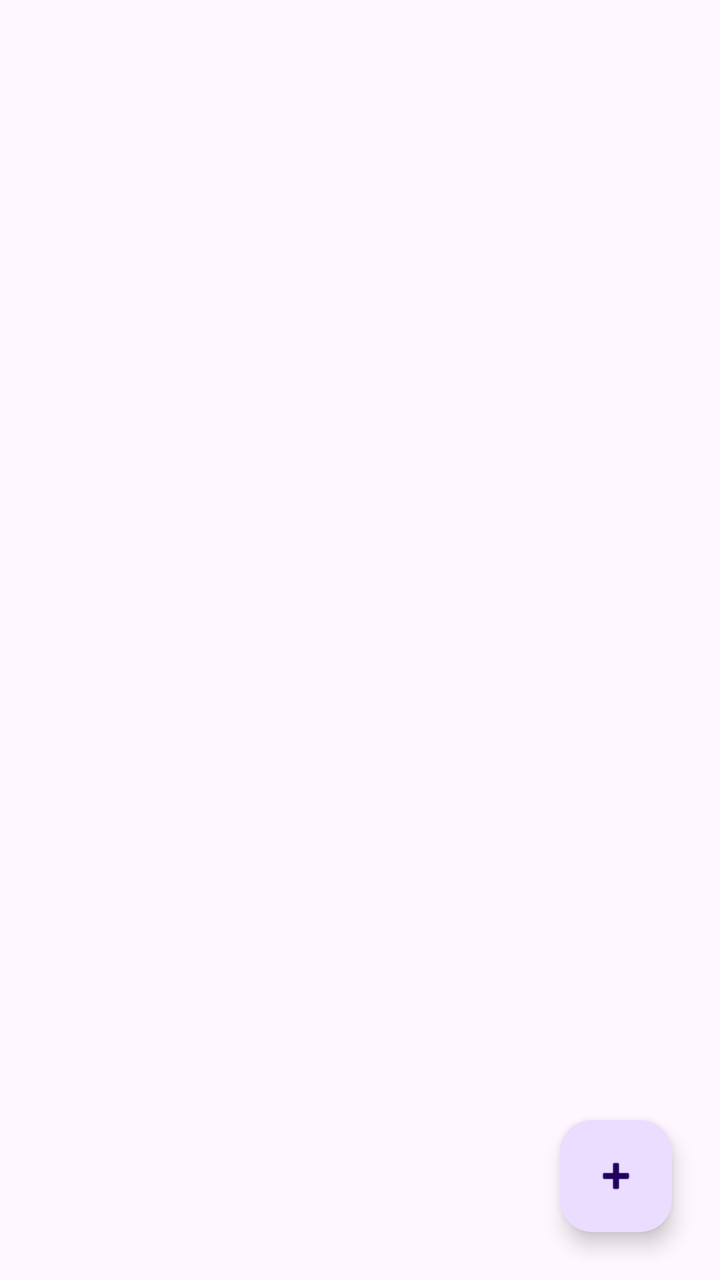
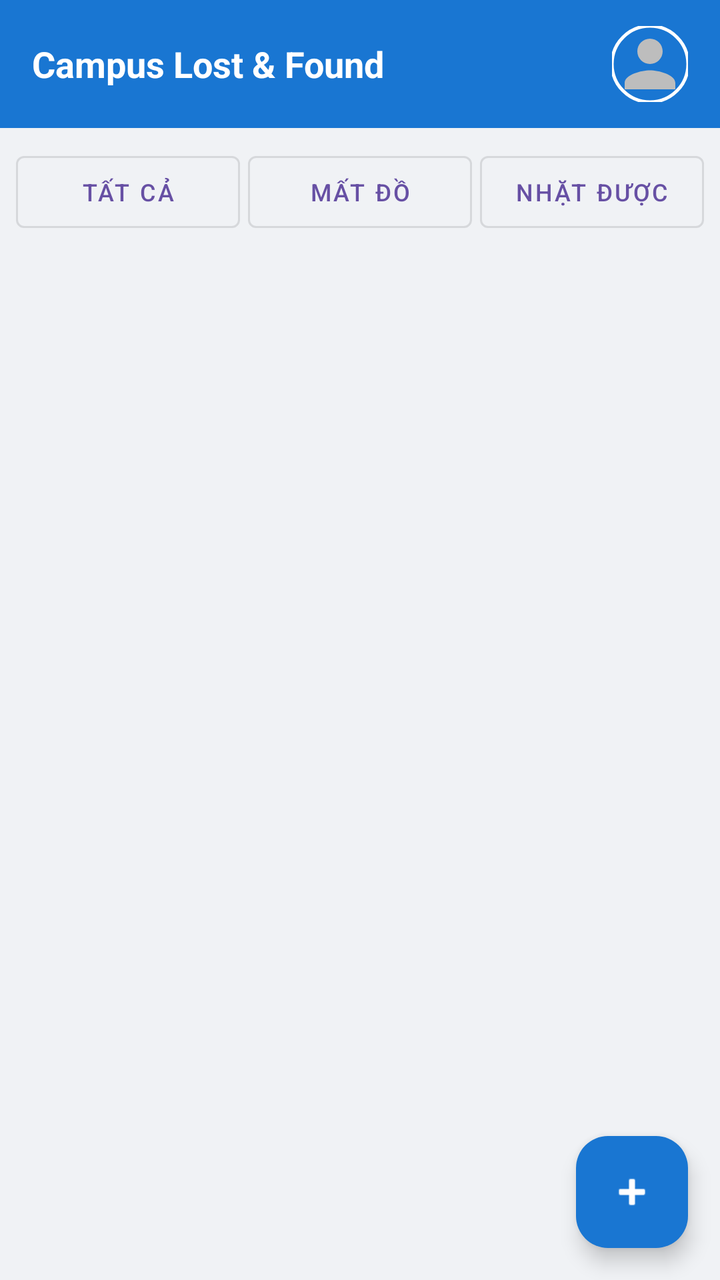

Before-and-after screenshots of an Android layout around one commit, followed by the original layout XML and the change that was made.
<!-- AndroidManifest.xml: application theme Theme.AndroiCuoiKy -->
<!-- res/layout/activity_main.xml -->
<?xml version="1.0" encoding="utf-8"?>
<androidx.coordinatorlayout.widget.CoordinatorLayout
    xmlns:android="http://schemas.android.com/apk/res/android"
    xmlns:app="http://schemas.android.com/apk/res-auto"
    android:layout_width="match_parent"
    android:layout_height="match_parent">

    <androidx.recyclerview.widget.RecyclerView
        android:id="@+id/rvPosts"
        android:layout_width="match_parent"
        android:layout_height="match_parent"
        android:paddingVertical="8dp"
        android:clipToPadding="false" />

    <com.google.android.material.floatingactionbutton.FloatingActionButton
        android:id="@+id/fabAddPost"
        android:layout_width="wrap_content"
        android:layout_height="wrap_content"
        android:layout_gravity="bottom|end"
        android:layout_margin="24dp"
        android:contentDescription="Thêm tin mới"
        app:srcCompat="@android:drawable/ic_input_add" />

</androidx.coordinatorlayout.widget.CoordinatorLayout>
<!-- resources referenced by this layout -->
<resources>
  <style name="Theme.AndroiCuoiKy" parent="Base.Theme.AndroiCuoiKy" />
  <style name="Base.Theme.AndroiCuoiKy" parent="Theme.Material3.DayNight.NoActionBar">
          
          
      </style>
</resources>

<!-- the commit's change to res/layout/activity_main.xml (unified diff, before → after) -->
@@ -1,24 +1,119 @@
 <?xml version="1.0" encoding="utf-8"?>
-<androidx.coordinatorlayout.widget.CoordinatorLayout
-    xmlns:android="http://schemas.android.com/apk/res/android"
+<androidx.coordinatorlayout.widget.CoordinatorLayout xmlns:android="http://schemas.android.com/apk/res/android"
     xmlns:app="http://schemas.android.com/apk/res-auto"
     android:layout_width="match_parent"
-    android:layout_height="match_parent">
+    android:layout_height="match_parent"
+    android:background="#F0F2F5">
 
-    <androidx.recyclerview.widget.RecyclerView
-        android:id="@+id/rvPosts"
+    <LinearLayout
         android:layout_width="match_parent"
         android:layout_height="match_parent"
-        android:paddingVertical="8dp"
-        android:clipToPadding="false" />
+        android:orientation="vertical">
 
+        
+        <androidx.appcompat.widget.Toolbar
+            android:id="@+id/toolbar"
+            android:layout_width="match_parent"
+            android:layout_height="?attr/actionBarSize"
+            android:background="#1976D2"
+            app:contentInsetStart="16dp"
+            app:contentInsetEnd="16dp">
+
+            <RelativeLayout
+                android:layout_width="match_parent"
+                android:layout_height="match_parent">
+
+                <TextView
+                    android:layout_width="wrap_content"
+                    android:layout_height="wrap_content"
+                    android:layout_centerVertical="true"
+                    android:text="Campus Lost &amp; Found"
+                    android:textColor="#FFFFFF"
+                    android:textSize="18sp"
+                    android:textStyle="bold" />
+
+                
+                <com.google.android.material.imageview.ShapeableImageView
+                    android:id="@+id/ivUserAvatar"
+                    android:layout_width="38dp"
+                    android:layout_height="38dp"
+                    android:layout_alignParentEnd="true"
+                    android:layout_centerVertical="true"
+                    android:scaleType="centerCrop"
+                    android:src="@drawable/ic_avatar_default"
+                    android:background="?attr/selectableItemBackgroundBorderless"
+                    app:shapeAppearanceOverlay="@style/ShapeAppearance.Material3.Corner.Full"
+                    app:strokeColor="#FFFFFF"
+                    app:strokeWidth="1.5dp" />
+            </RelativeLayout>
+        </androidx.appcompat.widget.Toolbar>
+
+        
+        <LinearLayout
+            android:layout_width="match_parent"
+            android:layout_height="wrap_content"
+            android:orientation="horizontal"
+            android:padding="8dp"
+            android:gravity="center">
+
+            <Button
+                android:id="@+id/btnFilterAll"
+                style="@style/Widget.MaterialComponents.Button.OutlinedButton"
+                android:layout_width="0dp"
+                android:layout_height="wrap_content"
+                android:layout_weight="1"
+                android:layout_marginEnd="4dp"
+                android:text="Tất cả"
+                android:textSize="12sp" />
+
+            <Button
+                android:id="@+id/btnFilterLost"
+                style="@style/Widget.MaterialComponents.Button.OutlinedButton"
+                android:layout_width="0dp"
+                android:layout_height="wrap_content"
+                android:layout_weight="1"
+                android:layout_marginEnd="4dp"
+                android:text="Mất đồ"
+                android:textSize="12sp" />
+
+            <Button
+                android:id="@+id/btnFilterFound"
+                style="@style/Widget.MaterialComponents.Button.OutlinedButton"
+                android:layout_width="0dp"
+                android:layout_height="wrap_content"
+                android:layout_weight="1"
+                android:text="Nhặt được"
+                android:textSize="12sp" />
+        </LinearLayout>
+
+        <ProgressBar
+            android:id="@+id/mainProgressBar"
+            android:layout_width="wrap_content"
+            android:layout_height="wrap_content"
+            android:layout_gravity="center_horizontal"
+            android:visibility="gone"
+            android:layout_marginTop="20dp" />
+
+        
+        <androidx.recyclerview.widget.RecyclerView
+            android:id="@+id/rvPosts"
+            android:layout_width="match_parent"
+            android:layout_height="match_parent"
+            android:clipToPadding="false"
+            android:paddingBottom="80dp" />
+
+    </LinearLayout>
+
+    
     <com.google.android.material.floatingactionbutton.FloatingActionButton
         android:id="@+id/fabAddPost"
         android:layout_width="wrap_content"
         android:layout_height="wrap_content"
         android:layout_gravity="bottom|end"
-        android:layout_margin="24dp"
-        android:contentDescription="Thêm tin mới"
+        android:layout_margin="16dp"
+        android:backgroundTint="#1976D2"
+        android:contentDescription="Đăng bài mới"
+        app:tint="#FFFFFF"
         app:srcCompat="@android:drawable/ic_input_add" />
 
 </androidx.coordinatorlayout.widget.CoordinatorLayout>
<!-- resource entries referenced after the edit -->
@@ -1,5 +1,16 @@
 <!-- resources referenced by this layout -->
 <resources>
+  <!-- drawable ic_avatar_default (drawable) -->
+  <?xml version="1.0" encoding="utf-8"?>
+  <vector xmlns:android="http://schemas.android.com/apk/res/android"
+      android:width="40dp"
+      android:height="40dp"
+      android:viewportWidth="24"
+      android:viewportHeight="24">
+      <path
+          android:fillColor="#BDBDBD"
+          android:pathData="M12,12c2.21,0 4,-1.79 4,-4s-1.79,-4 -4,-4 -4,1.79 -4,4 1.79,4 4,4zM12,14c-2.67,0 -8,1.34 -8,4v2h16v-2c0,-2.66 -5.33,-4 -8,-4z"/>
+  </vector>
   <style name="Theme.AndroiCuoiKy" parent="Base.Theme.AndroiCuoiKy" />
   <style name="Base.Theme.AndroiCuoiKy" parent="Theme.Material3.DayNight.NoActionBar">
           
